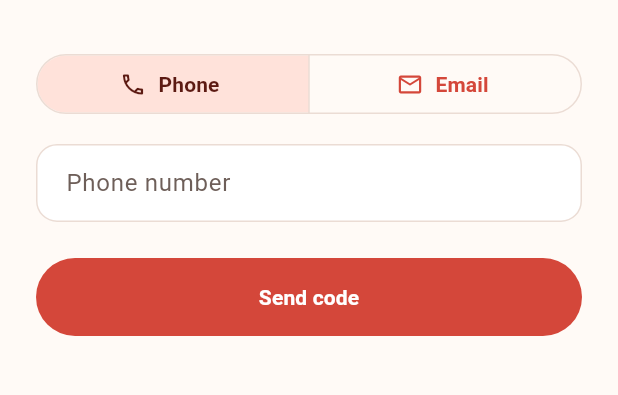
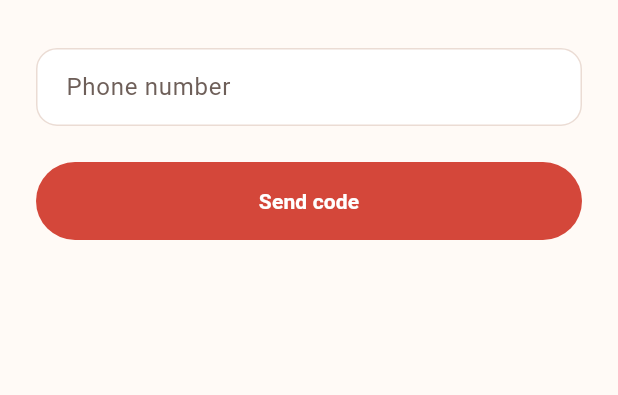
Before and after one commit to appbucket0408/Birthday_partner, a Flutter app: the screen it shows after launch, on a phone screen of 412 x 824 dp, the part 318-713 px from its top. Run offline on Flutter 3.47's test engine with Material 3 defaults, Android fonts, the phone set to English and light mode, and no system bars; our stand-ins replace connectivity_plus, firebase_core, firebase_messaging, flutter_bloc, flutter_contacts, flutter_local_notifications and 4 more; missing offline and left inert: phone_numbers_parser; accounts and stored records are empty; statements that could not run were skipped.

Commit message:
user cna signin with mobile only

```diff
--- a/lib/core/app_strings.dart
+++ b/lib/core/app_strings.dart
@@ -17,7 +17,7 @@ abstract final class AppStrings {
       "That page doesn't exist, or the link is out of date.";
   static const routeNotFoundAction = 'Go to timeline';
 
-  // Onboarding — sign in (phone or email)
+  // Onboarding — sign in (phone; email only in EMAIL_SIGN_IN test builds)
   static const signInTitle = 'Welcome to Candlewish';
   static const signInSubtitle =
       'Never miss the birthdays of the people you love.';
--- a/lib/features/onboarding/phone_screen.dart
+++ b/lib/features/onboarding/phone_screen.dart
@@ -8,18 +8,28 @@ import 'otp_screen.dart';
 import 'phone_cubit.dart';
 import 'phone_state.dart';
 
-/// The one entry screen for new and returning users alike: a phone number or
-/// an email address, then a code. Whether the person already has an account
-/// is only decided AFTER the code is verified -- asking first would let
-/// anyone probe which numbers and addresses are registered.
+/// The one entry screen for new and returning users alike: a phone number
+/// (or, in builds with [emailSignInEnabled], an email address), then a code.
+/// Whether the person already has an account is only decided AFTER the code
+/// is verified -- asking first would let anyone probe which numbers and
+/// addresses are registered.
 class PhoneScreen extends StatelessWidget {
-  const PhoneScreen({super.key});
+  const PhoneScreen({super.key, this.allowEmail = emailSignInEnabled});
+
+  /// The launch app is phone-only: every account needs a verified phone
+  /// anyway, and hosted email delivery needs custom SMTP. Email sign-in stays
+  /// for test builds (--dart-define=EMAIL_SIGN_IN=true), which is how a
+  /// hosted project without an SMS provider can still be signed into.
+  static const emailSignInEnabled = bool.fromEnvironment('EMAIL_SIGN_IN');
+
+  /// Whether the Phone/Email switch is shown. Tests set it directly.
+  final bool allowEmail;
 
   @override
   Widget build(BuildContext context) {
     return BlocProvider(
       create: (c) => PhoneCubit(c.read<AuthRepository>()),
-      child: const _PhoneView(),
+      child: _PhoneView(allowEmail: allowEmail),
     );
   }
 }
@@ -27,7 +37,9 @@ class PhoneScreen extends StatelessWidget {
 enum _Method { phone, email }
 
 class _PhoneView extends StatefulWidget {
-  const _PhoneView();
+  const _PhoneView({required this.allowEmail});
+
+  final bool allowEmail;
 
   @override
   State<_PhoneView> createState() => _PhoneViewState();
@@ -107,6 +119,7 @@ class _PhoneViewState extends State<_PhoneView> {
                     ),
                   ),
                   const SizedBox(height: AppSpacing.xl),
+                  if (widget.allowEmail) ...[
                     SegmentedButton<_Method>(
                       key: const Key('signin_method'),
                       segments: const [
@@ -128,6 +141,7 @@ class _PhoneViewState extends State<_PhoneView> {
                           : (s) => setState(() => _method = s.single),
                     ),
                     const SizedBox(height: AppSpacing.md),
+                  ],
                   if (_method == _Method.phone)
                     TextField(
                       key: const Key('phone_field'),
```
Also changed, not shown: 2 other files. Lines whose indentation alone changed are shown as unchanged.
